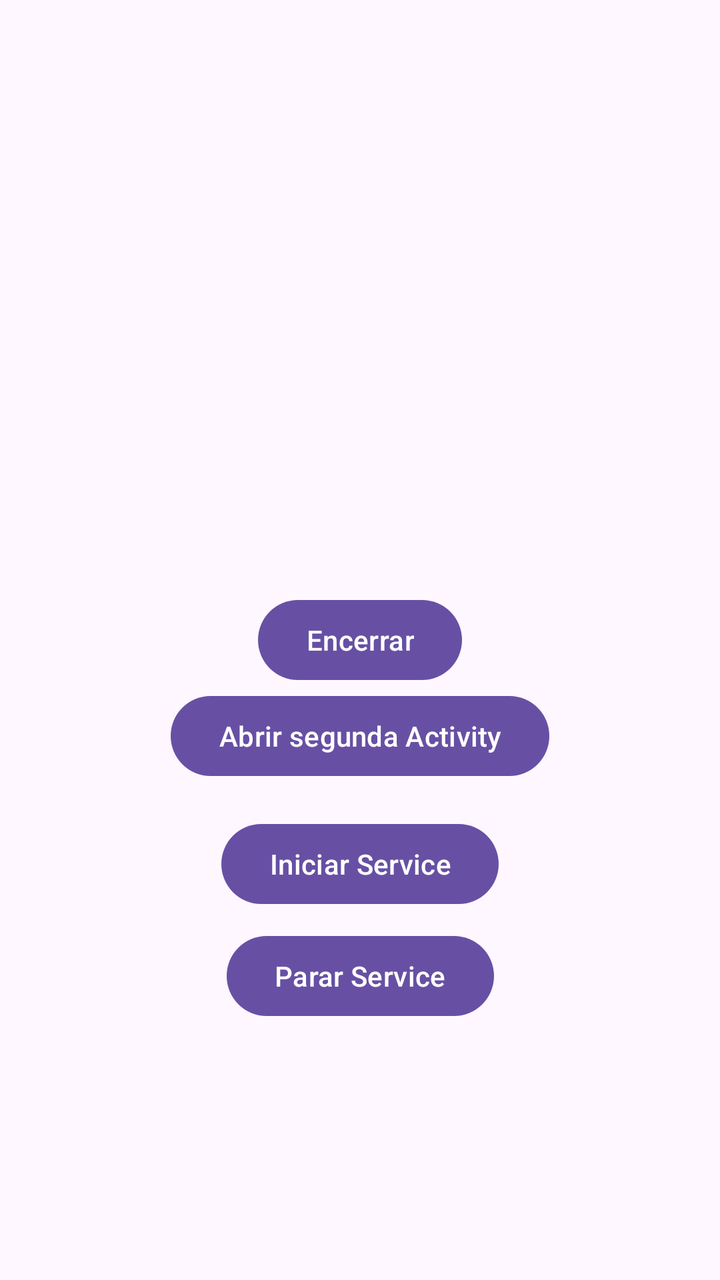
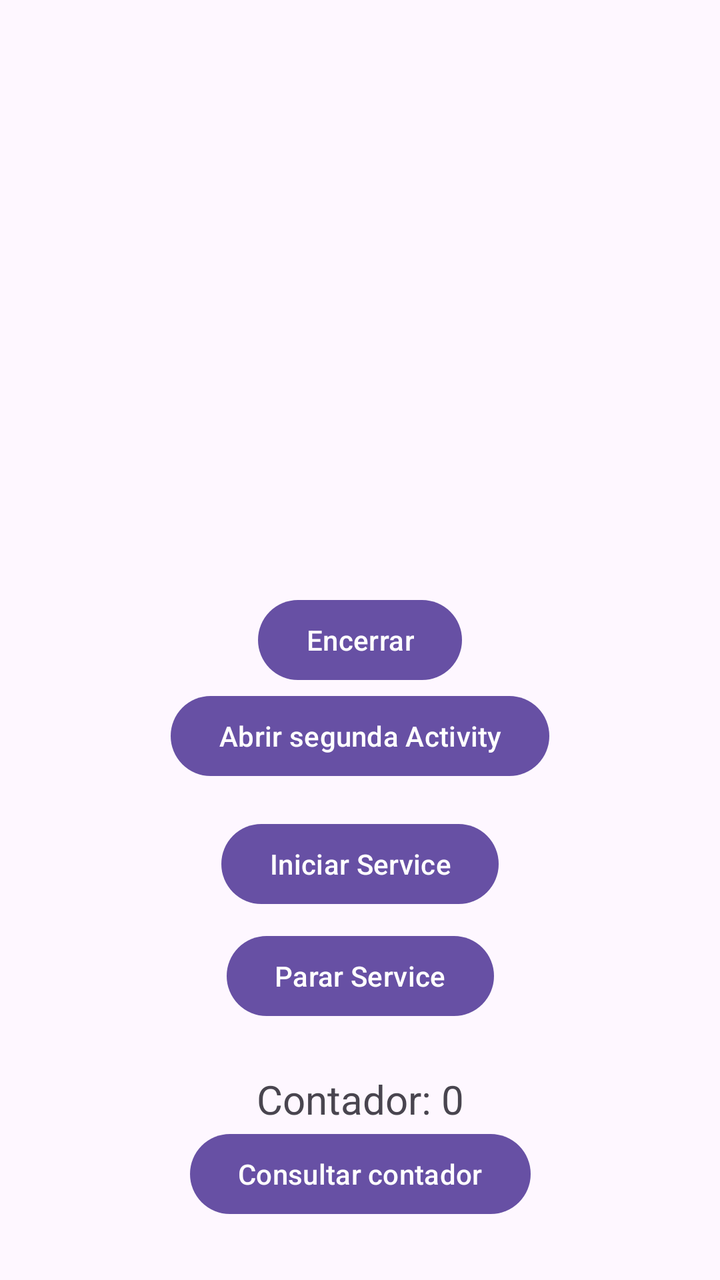

The first picture is an Android layout as it rendered before a commit; the second is the same layout after the commit. The layout source and the unified diff follow.
<!-- AndroidManifest.xml: application theme Theme.SimpleActivity -->
<!-- res/layout/activity_main.xml -->
<?xml version="1.0" encoding="utf-8"?>
<androidx.constraintlayout.widget.ConstraintLayout 
    xmlns:android="http://schemas.android.com/apk/res/android"
    xmlns:app="http://schemas.android.com/apk/res-auto"
    xmlns:tools="http://schemas.android.com/tools"
    android:id="@+id/main"
    android:layout_width="match_parent"
    android:layout_height="match_parent"
    tools:context=".MainActivity">

    <Button
        android:id="@+id/botaoEncerrar"
        android:layout_width="wrap_content"
        android:layout_height="wrap_content"
        android:text="Encerrar"
        android:onClick="finishButtonPressed"
        app:layout_constraintTop_toTopOf="parent"
        app:layout_constraintBottom_toBottomOf="parent"
        app:layout_constraintStart_toStartOf="parent"
        app:layout_constraintEnd_toEndOf="parent" />

    <Button
        android:id="@+id/botaoAbrirSegunda"
        android:layout_width="wrap_content"
        android:layout_height="wrap_content"
        android:text="Abrir segunda Activity"
        app:layout_constraintTop_toBottomOf="@id/botaoEncerrar"
        app:layout_constraintStart_toStartOf="parent"
        app:layout_constraintEnd_toEndOf="parent"/>

    <Button
        android:id="@+id/botaoIniciarService"
        android:layout_width="wrap_content"
        android:layout_height="wrap_content"
        android:text="Iniciar Service"
        app:layout_constraintTop_toBottomOf="@id/botaoAbrirSegunda"
        app:layout_constraintStart_toStartOf="parent"
        app:layout_constraintEnd_toEndOf="parent"
        android:layout_marginTop="16dp"/>

    <Button
        android:id="@+id/botaoPararService"
        android:layout_width="wrap_content"
        android:layout_height="wrap_content"
        android:text="Parar Service"
        app:layout_constraintTop_toBottomOf="@id/botaoIniciarService"
        app:layout_constraintStart_toStartOf="parent"
        app:layout_constraintEnd_toEndOf="parent"
        android:layout_marginTop="8dp"/>

</androidx.constraintlayout.widget.ConstraintLayout>
<!-- resources referenced by this layout -->
<resources>
  <style name="Theme.SimpleActivity" parent="Base.Theme.SimpleActivity" />
  <style name="Base.Theme.SimpleActivity" parent="Theme.Material3.DayNight.NoActionBar">
          
          
      </style>
</resources>

<!-- the commit's change to res/layout/activity_main.xml (unified diff, before → after) -->
@@ -48,4 +48,24 @@
         app:layout_constraintEnd_toEndOf="parent"
         android:layout_marginTop="8dp"/>
 
+    <TextView
+        android:id="@+id/textoContador"
+        android:layout_width="wrap_content"
+        android:layout_height="wrap_content"
+        android:text="Contador: 0"
+        android:textSize="20sp"
+        app:layout_constraintTop_toBottomOf="@id/botaoPararService"
+        app:layout_constraintStart_toStartOf="parent"
+        app:layout_constraintEnd_toEndOf="parent"
+        android:layout_marginTop="24dp" />
+
+    <Button
+        android:id="@+id/botaoConsultarContador"
+        android:layout_width="wrap_content"
+        android:layout_height="wrap_content"
+        android:text="Consultar contador"
+        app:layout_constraintTop_toBottomOf="@id/textoContador"
+        app:layout_constraintStart_toStartOf="parent"
+        app:layout_constraintEnd_toEndOf="parent" />
+
 </androidx.constraintlayout.widget.ConstraintLayout>
